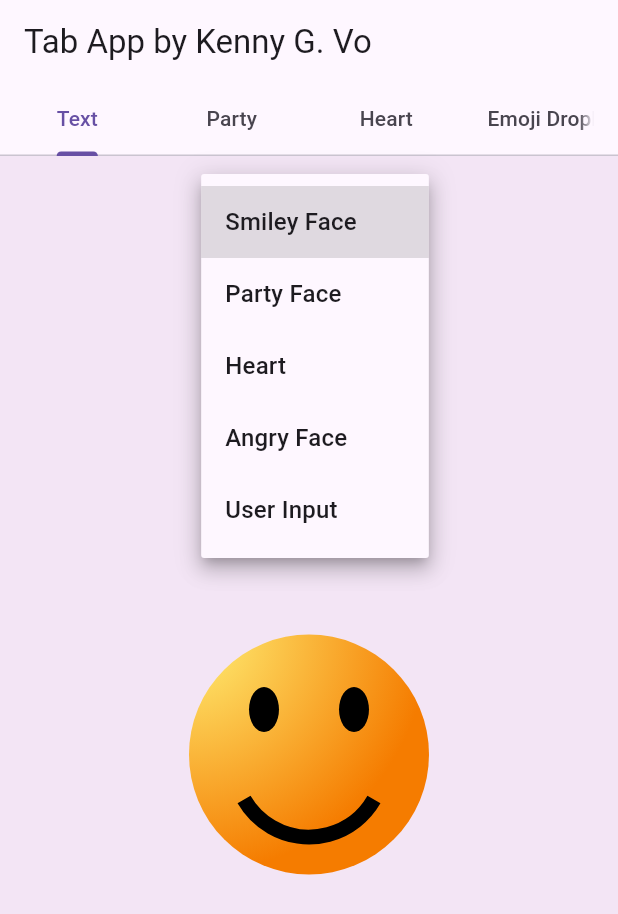
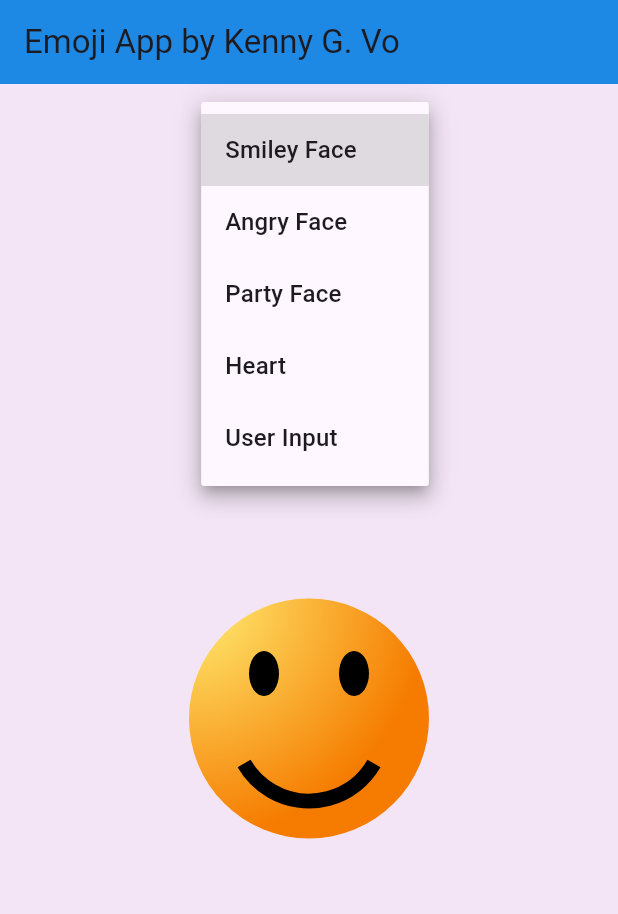
Before and after one commit to kvo110/smiley, a Flutter app: the screen it shows after launch, after a tap on "Smiley Face", on a phone screen of 412 x 824 dp. Shown: the top 914 px of the screen. Run offline on Flutter 3.47's test engine with Material 3 defaults, Android fonts, the phone set to English and light mode, and no system bars.

Commit message:
Tabs Deleted Final Design

```diff
--- a/smile/lib/main.dart
+++ b/smile/lib/main.dart
@@ -95,6 +95,149 @@
         }
       }
 
+    // Draws a heart
+    // Draws a heart
+} else if (emoji == 'Heart') {
+  final paint = Paint()
+    ..style = PaintingStyle.fill
+    ..shader = RadialGradient(
+      colors: [Colors.red[300]!, Colors.red[600]!, Colors.red[800]!],
+      center: Alignment.topCenter,
+      radius: 1.0,
+    ).createShader(Rect.fromLTWH(0, 0, size.width, size.height));
+  final path = Path();
+
+  final width = size.width * 0.6;
+  final height = size.height * 0.6;
+
+  final offsetX = (size.width - width) / 2;
+  final offsetY = (size.height - height) / 2;
+
+  path.moveTo(offsetX + width / 2, offsetY + height * 0.85);
+
+  // Adjusted control points for the left side
+  path.cubicTo(
+    offsetX + width * 0.1, offsetY + height * 0.5, // control point 1
+    offsetX, offsetY + height * 0.25, // control point 2
+    offsetX + width * 0.5, offsetY + height * 0.25 // end point (top center)
+  );
+
+  // This top-left arc is no longer needed since the previous cubicTo does the job
+  // path.cubicTo(
+  //   offsetX + width * 0.35, offsetY + height * 0.05,
+  //   offsetX + width * 0.45, offsetY + height * 0.05,
+  //   offsetX + width / 2, offsetY + height * 0.25
+  // );
+
+  // Adjusted control points for the right side
+  path.cubicTo(
+    offsetX + width, offsetY + height * 0.25, // control point 1
+    offsetX + width * 0.9, offsetY + height * 0.5, // control point 2
+    offsetX + width / 2, offsetY + height * 0.85 // back to bottom point
+  );
+
+  path.close();
+  canvas.drawPath(path, paint);
+
+  final outlinePaint = Paint()
+    ..color = Colors.red[900]!
+    ..style = PaintingStyle.stroke
+    ..strokeWidth = 3;
+  canvas.drawPath(path, outlinePaint);
+
+  final highlightPaint = Paint()
+    ..color = Colors.white.withOpacity(0.3)
+    ..style = PaintingStyle.fill;
+  final highlightPath = Path();
+  highlightPath.addOval(Rect.fromLTWH(offsetX + width * 0.3, offsetY + height * 0.2, width * 0.2, height * 0.15));
+  canvas.drawPath(highlightPath, highlightPaint);
+
+    // Draws a party face with the party hat and confetti
+    } else if (emoji == 'Party Face') {
+      final facePaint = Paint()
+        ..color = Colors.yellow[600]!
+        ..style = PaintingStyle.fill;
+      canvas.drawCircle(center, radius, facePaint);
+
+      final outlinePaint = Paint()
+        ..color = Colors.orange[800]!
+        ..style = PaintingStyle.stroke
+        ..strokeWidth = 4;
+      canvas.drawCircle(center, radius, outlinePaint);
+
+      final leftEyePaint = Paint()..color = Colors.black;
+      canvas.drawCircle(center + Offset(-35, -30), 12, leftEyePaint);
+
+      final winkPaint = Paint()
+        ..color = Colors.black
+        ..strokeWidth = 3
+        ..strokeCap = StrokeCap.round;
+      canvas.drawLine(
+        center + Offset(20, -30),
+        center + Offset(50, -30),
+        winkPaint
+      );
+
+      final smilePaint = Paint()
+        ..color = Colors.black
+        ..style = PaintingStyle.stroke
+        ..strokeWidth = 5
+        ..strokeCap = StrokeCap.round;
+
+      final smileRect = Rect.fromCircle(center: center + Offset(0, 10), radius: 50);
+      canvas.drawArc(smileRect, pi / 6, 2 * pi / 3, false, smilePaint);
+
+      final hatPaint = Paint()
+        ..style = PaintingStyle.fill
+        ..shader = LinearGradient(
+          colors: [Colors.purple, Colors.pink, Colors.orange, Colors.yellow],
+          begin: Alignment.topCenter,
+          end: Alignment.bottomCenter,
+        ).createShader(Rect.fromLTWH(center.dx - 40, center.dy - radius - 80, 80, 80));
+
+      final hatPath = Path();
+      hatPath.moveTo(center.dx, center.dy - radius - 50);
+      hatPath.lineTo(center.dx - 40, center.dy - radius);
+      hatPath.lineTo(center.dx + 40, center.dy - radius);
+      hatPath.close();
+      canvas.drawPath(hatPath, hatPaint);
+
+      final stripePaint = Paint()
+        ..color = Colors.white
+        ..strokeWidth = 4;
+
+      for (double i = 50; i > 0; i -= 12) {
+        canvas.drawLine(
+          Offset(center.dx - (40 * i / 50), center.dy - radius - i),
+          Offset(center.dx + (40 * i / 50), center.dy - radius - i + 8),
+          stripePaint,
+        );
+      }
+
+      final pomPaint = Paint()
+        ..color = Colors.red
+        ..style = PaintingStyle.fill;
+      canvas.drawCircle(Offset(center.dx, center.dy - radius - 45), 8, pomPaint);
+
+      final confettiColors = [Colors.red, Colors.blue, Colors.green, Colors.orange, Colors.purple, Colors.pink];
+      final confettiPaint = Paint()..style = PaintingStyle.fill;
+
+      for (int i = 0; i < 20; i++) {
+        final random = (j) => (j * 37 + 13) % 250;
+        final x = center.dx + (random(i) % 200) - 100;
+        final y = center.dy + (random(i + 7) % 200) - 100;
+
+        final distance = sqrt(pow(x - center.dx, 2) + pow(y - center.dy, 2));
+        if (distance > radius + 20) {
+          confettiPaint.color = confettiColors[i % confettiColors.length];
+          canvas.save();
+          canvas.translate(x, y);
+          canvas.rotate(i * 0.5);
+          canvas.drawRect(Rect.fromCenter(center: Offset.zero, width: 12, height: 6), confettiPaint);
+          canvas.restore();
+        }
+      }
+
     // User Input Emoji
     } else if (emoji == 'User Input' && userEmoji.isNotEmpty) {
       final textPainter = TextPainter(
@@ -108,95 +251,39 @@
       final offset = Offset(center.dx - textPainter.width / 2, center.dy - textPainter.height / 2);
       textPainter.paint(canvas, offset);
     }
-
-    // Collaborator's Party Face and Heart are handled by their own CustomPainters in the tabs.
   }
 
   @override
   bool shouldRepaint(covariant CustomPainter oldDelegate) => true;
 }
 
-// Stateless Widget
-class MyApp extends StatelessWidget {
+// MyApp is now a StatelessWidget
+class MyApp extends StatefulWidget {
   @override
-  Widget build(BuildContext context) {
-    return MaterialApp(
-      home: DefaultTabController(
-        length: 4,
-        child: _TabsNonScrollableDemo(),
-      ),
-    );
-  }
+  _MyAppState createState() => _MyAppState();
 }
 
-// Stateful Tab Controller
-class _TabsNonScrollableDemo extends StatefulWidget {
-  @override
-  __TabsNonScrollableDemoState createState() => __TabsNonScrollableDemoState();
-}
-
-class __TabsNonScrollableDemoState extends State<_TabsNonScrollableDemo>
-    with SingleTickerProviderStateMixin, RestorationMixin {
-  late TabController _tabController;
-  final RestorableInt tabIndex = RestorableInt(0);
-
+class _MyAppState extends State<MyApp> {
   String selectedEmoji = 'Smiley Face';
   String userEmoji = '';
   bool showSteam = false;
 
   @override
-  String get restorationId => 'tab_non_scrollable_demo';
-
-  @override
-  void restoreState(RestorationBucket? oldBucket, bool initialRestore) {
-    registerForRestoration(tabIndex, 'tab_index');
-    _tabController.index = tabIndex.value;
-  }
-
-  @override
-  void initState() {
-    super.initState();
-    _tabController = TabController(length: 4, vsync: this);
-    _tabController.addListener(() {
-      setState(() {
-        tabIndex.value = _tabController.index;
-      });
-    });
-  }
-
-  @override
-  void dispose() {
-    _tabController.dispose();
-    tabIndex.dispose();
-    super.dispose();
-  }
-
-  @override
   Widget build(BuildContext context) {
-    final tabs = ['Text', 'Party', 'Heart', 'Emoji Dropbox'];
-
-    return Scaffold(
+    return MaterialApp(
+      home: Scaffold(
         appBar: AppBar(
-        automaticallyImplyLeading: false,
-        title: Text('Tab App by Kenny G. Vo'),
-        bottom: TabBar(
-          controller: _tabController,
-          isScrollable: false,
-          tabs: [for (final tab in tabs) Tab(text: tab)],
+          title: Text('Emoji App by Kenny G. Vo'),
+          backgroundColor: Colors.blue[600],
         ),
-      ),
-      body: TabBarView(
-        controller: _tabController,
-        children: [
-          // Tab 1: Smiley / Angry / User Input
-          Container(
+        body: Container(
           color: Colors.purple[50],
           child: Column(
             children: [
               SizedBox(height: 20),
               DropdownButton<String>(
                 value: selectedEmoji,
-                  items: <String>['Smiley Face', 'Party Face', 'Heart', 'Angry Face', 'User Input']
+                items: <String>['Smiley Face', 'Angry Face', 'Party Face', 'Heart', 'User Input']
                     .map<DropdownMenuItem<String>>((String value) {
                   return DropdownMenuItem<String>(
                     value: value,
@@ -206,6 +293,7 @@
                 onChanged: (String? newValue) {
                   setState(() {
                     selectedEmoji = newValue!;
+                    showSteam = false;
                   });
                 },
               ),
@@ -243,57 +331,7 @@
             ],
           ),
         ),
-
-          // Tab 2: Collaborator's Party Face
-          Container(
-            color: Colors.yellow[50],
-            child: Center(
-              child: CustomPaint(
-                size: Size(160, 160),
-                painter: _PartyPainterCollaborator(),
-              ),
-            ),
-          ),
-
-          // Tab 3: Collaborator's Heart
-          Container(
-            color: Colors.pink[50],
-            child: Center(
-              child: CustomPaint(
-                size: Size(150, 135),
-                painter: _HeartPainterCollaborator(),
-              ),
-            ),
-          ),
-
-          // Tab 4: Emoji Dropbox / ListView (unchanged)
-          Container(
-            color: Colors.grey[400],
-            child: Center(child: Text("ListView / Dropbox Placeholder")),
-          ),
-        ],
       ),
     );
   }
 }
-
-// Dummy placeholder painters for collaborator's Party and Heart
-class _PartyPainterCollaborator extends CustomPainter {
-  @override
-  void paint(Canvas canvas, Size size) {
-    // Collaborator's Party code goes here
-  }
-
-  @override
-  bool shouldRepaint(covariant CustomPainter oldDelegate) => false;
-}
-
-class _HeartPainterCollaborator extends CustomPainter {
-  @override
-  void paint(Canvas canvas, Size size) {
-    // Collaborator's Heart code goes here
-  }
-
-  @override
-  bool shouldRepaint(covariant CustomPainter oldDelegate) => false;
-}
```
Lines whose indentation alone changed are shown as unchanged.
